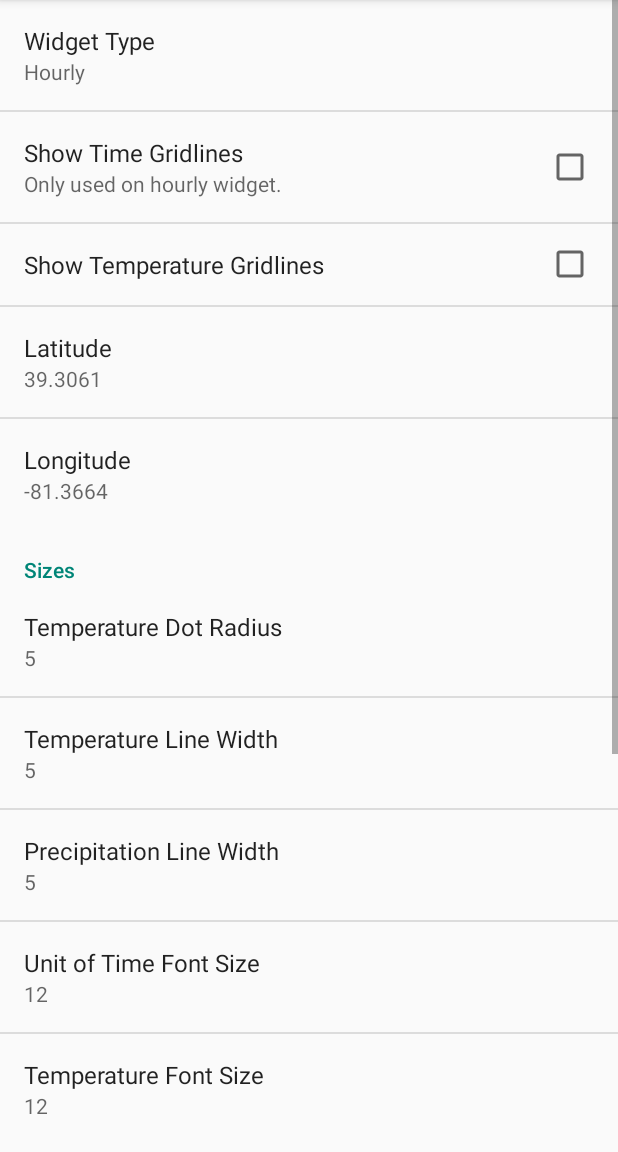
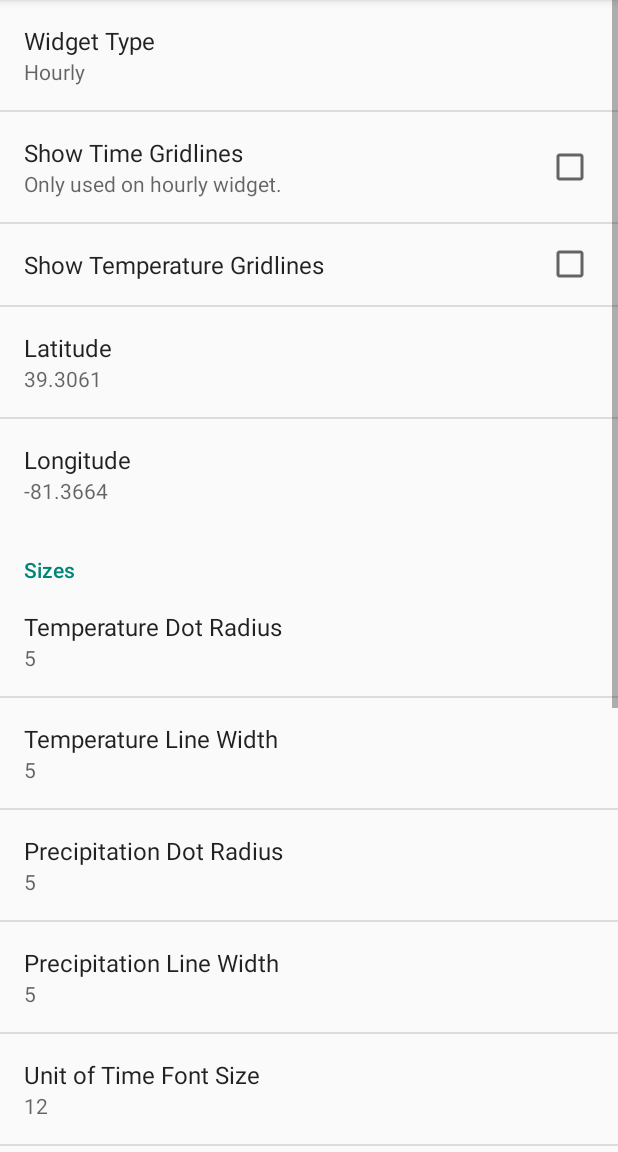
Before and after one commit to tdillon/weather-widget-number-one, an Android app: the fragment WidgetConfigFragment shown on its own in the app's theme, on a phone screen of 412 x 824 dp, the part 84-1236 px from its top. Run offline under Robolectric (Android 15) with nearby library versions, the phone set to English and light mode, and no system bars; 1 statement that could not run was skipped.

Commit message:
Fixes for null data from API timeout or bad network.  Removed API results from log file.  Added precipitation dot radius.

```diff
--- a/app/src/main/java/tgd/mindless/drone/weatherwidgetnumberone/WeatherClass.java
+++ b/app/src/main/java/tgd/mindless/drone/weatherwidgetnumberone/WeatherClass.java
@@ -1,8 +1,5 @@
 package tgd.mindless.drone.weatherwidgetnumberone;
 
-/**
- * Created by Trisha on 7/10/2015.
- */
 class WeatherClass {
     Float latitude;
     CurrentClass currently;
--- a/app/src/main/java/tgd/mindless/drone/weatherwidgetnumberone/WeatherGraphDrawer.java
+++ b/app/src/main/java/tgd/mindless/drone/weatherwidgetnumberone/WeatherGraphDrawer.java
@@ -46,6 +46,7 @@ final public class WeatherGraphDrawer {
         int tempWidth = sharedPref.getInt(WidgetConfigPreferences.TEMP_WIDTH, 1);
         int precipWidth = sharedPref.getInt(WidgetConfigPreferences.PRECIP_WIDTH, 1);
         int tempLineWidth = sharedPref.getInt(WidgetConfigPreferences.TEMP_LINE_WIDTH, 1);
+        int precipLineWidth = sharedPref.getInt(WidgetConfigPreferences.PRECIP_LINE_WIDTH, 1);
         String tempDotColor = sharedPref.getString(WidgetConfigPreferences.TEMP_DOT_COLOR, "TODO");
         String tempLineColor = sharedPref.getString(WidgetConfigPreferences.TEMP_LINE_COLOR, "TODO");
         String daylightColor = sharedPref.getString(WidgetConfigPreferences.DAYLIGHT_COLOR, "TODO");
@@ -198,6 +199,7 @@ final public class WeatherGraphDrawer {
         int tempWidth = sharedPref.getInt(WidgetConfigPreferences.TEMP_WIDTH, 1);
         int precipWidth = sharedPref.getInt(WidgetConfigPreferences.PRECIP_WIDTH, 1);
         int tempLineWidth = sharedPref.getInt(WidgetConfigPreferences.TEMP_LINE_WIDTH, 1);
+        int precipLineWidth = sharedPref.getInt(WidgetConfigPreferences.PRECIP_LINE_WIDTH, 1);
         String tempDotColor = sharedPref.getString(WidgetConfigPreferences.TEMP_DOT_COLOR, "TODO");
         String tempLineColor = sharedPref.getString(WidgetConfigPreferences.TEMP_LINE_COLOR, "TODO");
         String daylightColor = sharedPref.getString(WidgetConfigPreferences.DAYLIGHT_COLOR, "TODO");
@@ -218,7 +220,7 @@ final public class WeatherGraphDrawer {
         paint.getTextBounds("0123456789SuMoTuWeThFrSa", 0, 24, bounds);
 
         int paddingTop, paddingRight;
-        paddingRight = paddingTop = Math.max(tempWidth, precipWidth);
+        paddingRight = paddingTop = Math.max(tempWidth, precipWidth);  //TODO should this account for line and dot radius/widths?
         Log.v(TAG, "draw   color: " + tempLineColor + "   padding: " + String.valueOf(paddingTop));
 
         float maxTemp = Float.MIN_VALUE;
@@ -287,6 +289,8 @@ final public class WeatherGraphDrawer {
         dbzs.put(34f, Color.argb(255, 152, 84, 198));
         dbzs.put(69.9f, Color.argb(255, 253, 253, 253));
 
+
+        paint.setStrokeWidth(precipLineWidth);
         float prevTempY = 0, prevPrecY = -1, prevHourX = -1;
         int lastPrecipColor = Color.TRANSPARENT;
         int j = 0;
--- a/app/src/main/java/tgd/mindless/drone/weatherwidgetnumberone/WidgetConfig.java
+++ b/app/src/main/java/tgd/mindless/drone/weatherwidgetnumberone/WidgetConfig.java
@@ -92,8 +92,9 @@ public class WidgetConfig extends Activity {
             finish();
 
             Context context = v.getContext();
+            boolean needDataUpdate = locationChanged || !AsyncWeatherDAO.getConfigComplete(context, mAppWidgetId);
             AsyncWeatherDAO.setConfigComplete(context, mAppWidgetId);
-            WeatherWidget.onConfigured(context, mAppWidgetId, locationChanged);  //TODO only get new data if lat/lon have changed
+            WeatherWidget.onConfigured(context, mAppWidgetId, needDataUpdate);  //TODO only get new data if lat/lon have changed
         }
     };
 
--- a/app/src/main/java/tgd/mindless/drone/weatherwidgetnumberone/WidgetConfigFragment.java
+++ b/app/src/main/java/tgd/mindless/drone/weatherwidgetnumberone/WidgetConfigFragment.java
@@ -34,6 +34,7 @@ public class WidgetConfigFragment extends PreferenceFragment /*implements Shared
                 case WidgetConfigPreferences.TEMP_WIDTH:
                 case WidgetConfigPreferences.PRECIP_WIDTH:
                 case WidgetConfigPreferences.TEMP_LINE_WIDTH:
+                case WidgetConfigPreferences.PRECIP_LINE_WIDTH:
                 case WidgetConfigPreferences.TEMP_FONT_SIZE:
                 case WidgetConfigPreferences.TIME_FONT_SIZE:
                     findPreference(key).setSummary(String.valueOf(sharedPreferences.getInt(key, 0)));
@@ -67,6 +68,7 @@ public class WidgetConfigFragment extends PreferenceFragment /*implements Shared
         findPreference(WidgetConfigPreferences.TEMP_WIDTH).setSummary(String.valueOf(sp.getInt(WidgetConfigPreferences.TEMP_WIDTH, 0)));
         findPreference(WidgetConfigPreferences.PRECIP_WIDTH).setSummary(String.valueOf(sp.getInt(WidgetConfigPreferences.PRECIP_WIDTH, 0)));
         findPreference(WidgetConfigPreferences.TEMP_LINE_WIDTH).setSummary(String.valueOf(sp.getInt(WidgetConfigPreferences.TEMP_LINE_WIDTH, 0)));
+        findPreference(WidgetConfigPreferences.PRECIP_LINE_WIDTH).setSummary(String.valueOf(sp.getInt(WidgetConfigPreferences.PRECIP_LINE_WIDTH, 0)));
         findPreference(WidgetConfigPreferences.TEMP_FONT_SIZE).setSummary(String.valueOf(sp.getInt(WidgetConfigPreferences.TEMP_FONT_SIZE, 0)));
         findPreference(WidgetConfigPreferences.TIME_FONT_SIZE).setSummary(String.valueOf(sp.getInt(WidgetConfigPreferences.TIME_FONT_SIZE, 0)));
         findPreference(WidgetConfigPreferences.TYPE).setSummary(sp.getString(WidgetConfigPreferences.TYPE, "TODO"));
--- a/app/src/main/java/tgd/mindless/drone/weatherwidgetnumberone/WidgetConfigPreferences.java
+++ b/app/src/main/java/tgd/mindless/drone/weatherwidgetnumberone/WidgetConfigPreferences.java
@@ -8,9 +8,6 @@ import java.io.File;
 import java.io.FileWriter;
 import java.util.Date;
 
-/**
- * Created by Trisha on 7/14/2015.
- */
 public class WidgetConfigPreferences {
 
     /**
@@ -33,6 +30,7 @@ public class WidgetConfigPreferences {
     public static final String TEMP_WIDTH = "pref_temp_width";
     public static final String PRECIP_WIDTH = "pref_precip_width";
     public static final String TEMP_LINE_WIDTH = "pref_temp_line_width";
+    public static final String PRECIP_LINE_WIDTH = "pref_precip_line_width";
     public static final String TEMP_FONT_SIZE = "pref_temp_font_size";
     public static final String TIME_FONT_SIZE = "pref_time_font_size";
     public static final String TYPE = "pref_type";
--- a/app/src/main/res/xml/preferences.xml
+++ b/app/src/main/res/xml/preferences.xml
@@ -35,6 +35,10 @@
         <tgd.mindless.drone.weatherwidgetnumberone.NumberPickerPreference
             android:defaultValue="5"
             android:key="pref_precip_width"
+            android:title="Precipitation Dot Radius" />
+        <tgd.mindless.drone.weatherwidgetnumberone.NumberPickerPreference
+            android:defaultValue="5"
+            android:key="pref_precip_line_width"
             android:title="Precipitation Line Width" />
         <tgd.mindless.drone.weatherwidgetnumberone.NumberPickerPreference
             android:defaultValue="12"
```
Also changed, not shown: app/src/main/java/tgd/mindless/drone/weatherwidgetnumberone/AsyncWeatherDAO.java (+32 -2 lines), app/src/main/java/tgd/mindless/drone/weatherwidgetnumberone/WeatherWidget.java (+16 -5 lines), 2 other files.
